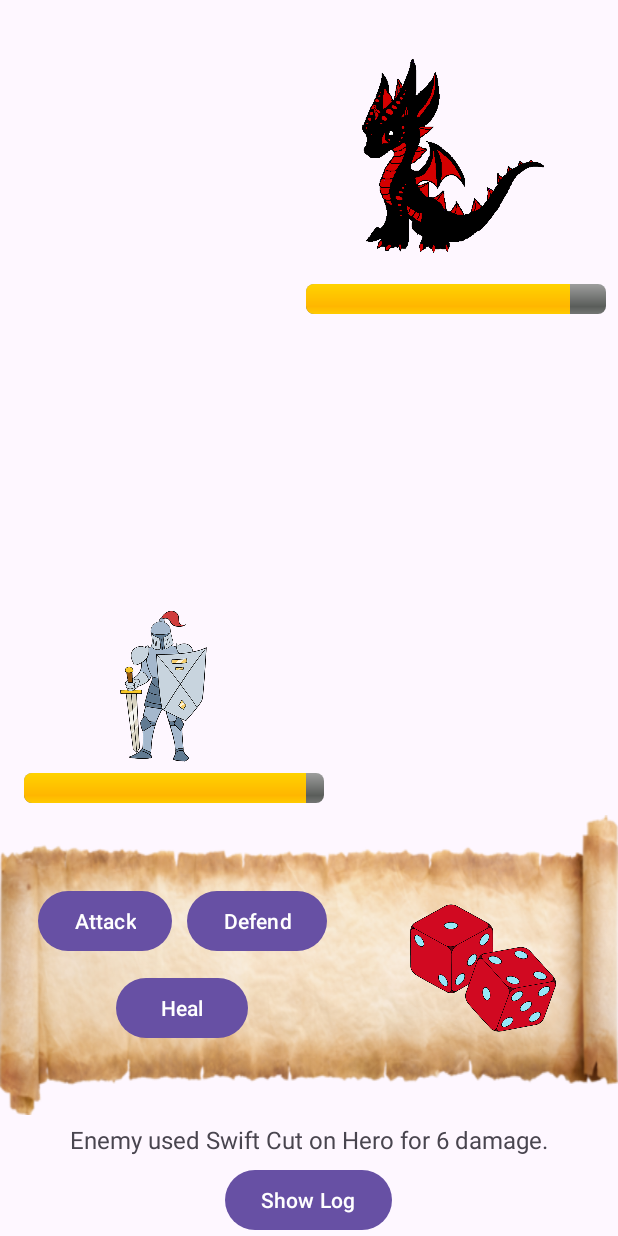
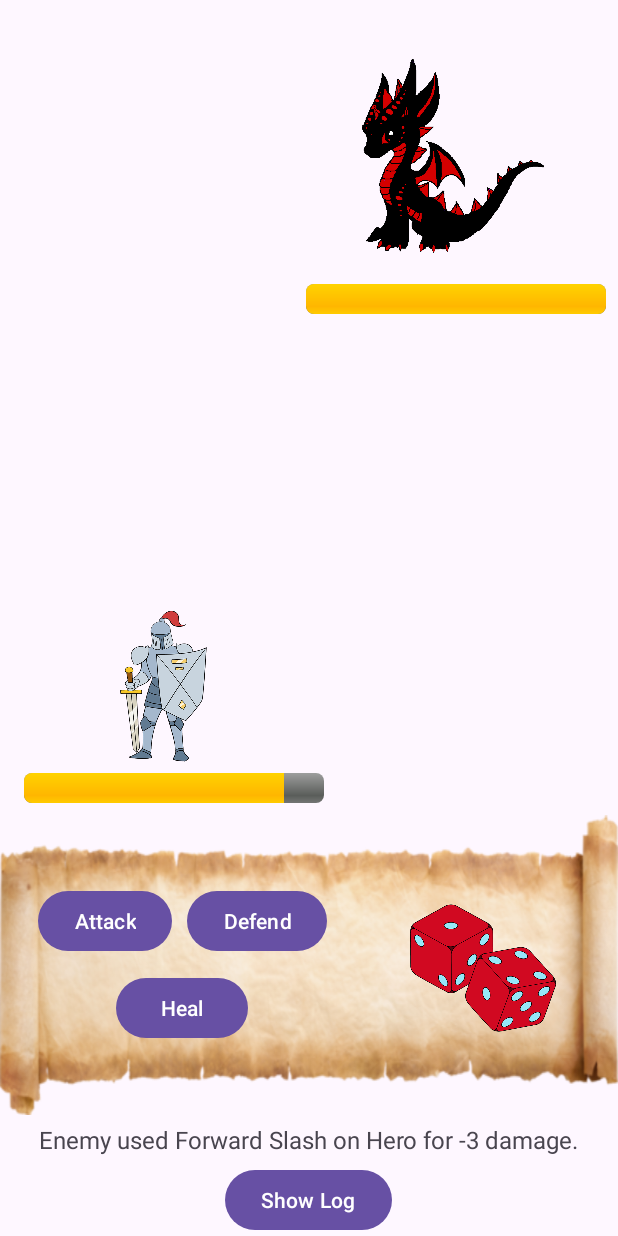
Before and after one commit to MoonSlay/RPGTurn, an Android app: the MainActivity screen opened directly, with no data from a screen before it, after a tap on an icon or button, on a phone screen of 412 x 824 dp. Run offline under Robolectric (Android 15) with nearby library versions, the phone set to English and light mode, and no system bars.

Commit message:
added randomization of stats

```diff
--- a/app/src/main/java/ph/edu/auf/delrosario/angelo/rpgturn/MainActivity.kt
+++ b/app/src/main/java/ph/edu/auf/delrosario/angelo/rpgturn/MainActivity.kt
@@ -6,6 +6,7 @@ import android.view.View
 import android.widget.*
 import androidx.appcompat.app.AlertDialog
 import androidx.appcompat.app.AppCompatActivity
+import kotlin.random.Random
 
 class MainActivity : AppCompatActivity() {
 
@@ -25,8 +26,21 @@ class MainActivity : AppCompatActivity() {
         setContentView(R.layout.activity_main)
 
         // Initialize hero and enemy objects
-        hero = Hero("Hero", 100, 20, 15, 5, 10)
-        enemy = Enemy("Enemy", 100, 15, 12, 3, 7)
+        hero = Hero("Angelo",
+            hp = Random.nextInt(80, 120),
+            attackPower = Random.nextInt(10, 20),
+            defense = Random.nextInt(8, 16),
+            luck = Random.nextInt(1, 5),
+            evasion = Random.nextInt(3, 8))
+
+        enemy = Enemy(
+            "Black Dragon",
+            hp = Random.nextInt(80, 120),
+            attackPower = Random.nextInt(10, 20),
+            defense = Random.nextInt(8, 16),
+            luck = Random.nextInt(1, 5),
+            evasion = Random.nextInt(3, 8)
+        )
 
         // Hook UI elements
         tvGameLog = findViewById(R.id.tvGameLog)
```
